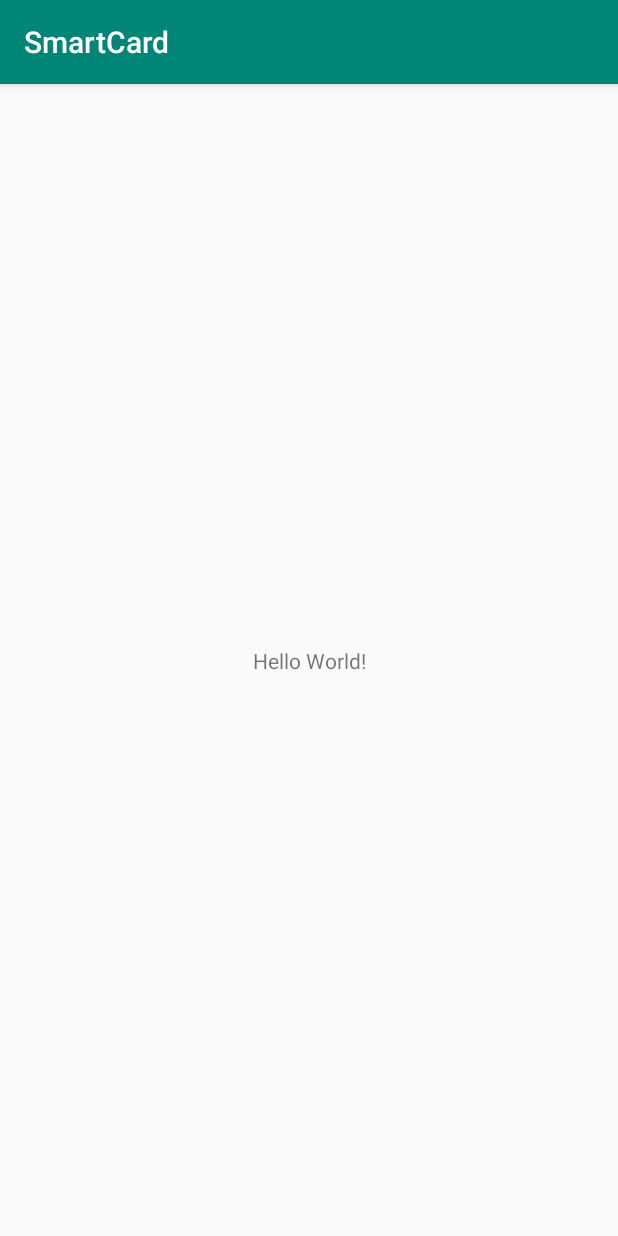
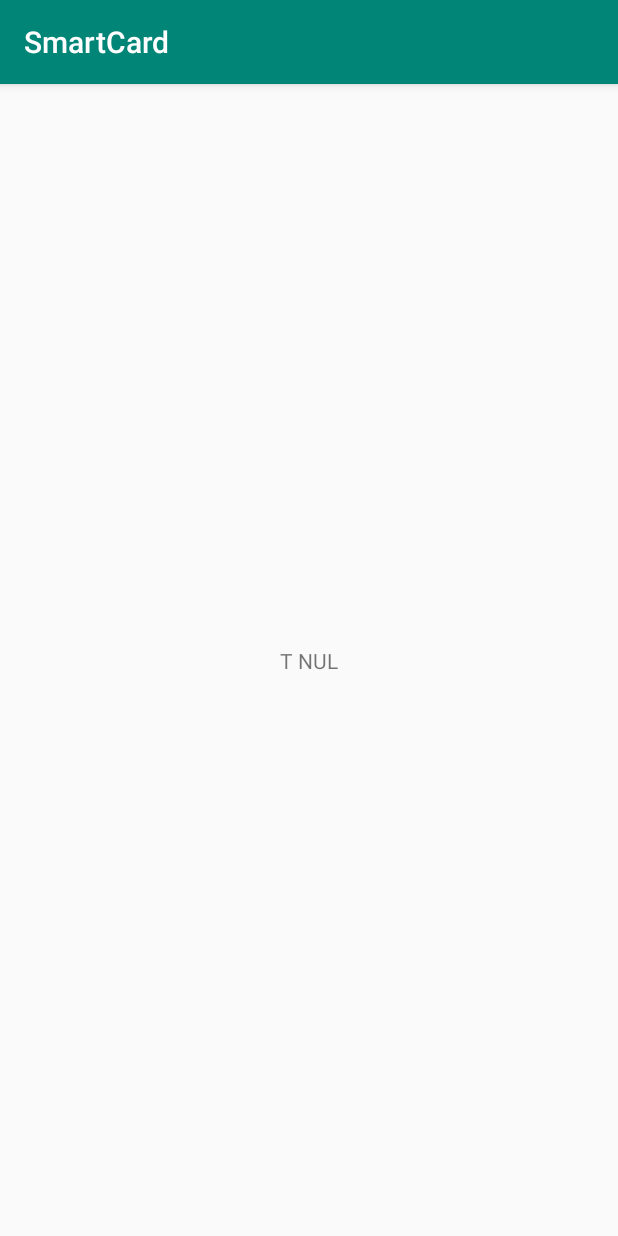
Before and after one commit to Shanoi/SmartCard, an Android app: the screen it shows after launch (MainActivity), on a phone screen of 412 x 824 dp. Run offline under Robolectric (Android 15) with nearby library versions, the phone set to English and light mode, and no system bars.

```diff
--- a/AndroidApp/app/src/main/res/layout/activity_main.xml
+++ b/AndroidApp/app/src/main/res/layout/activity_main.xml
@@ -9,7 +9,7 @@
     <TextView
         android:layout_width="wrap_content"
         android:layout_height="wrap_content"
-        android:text="Hello World!"
+        android:text="T NUL"
         app:layout_constraintBottom_toBottomOf="parent"
         app:layout_constraintLeft_toLeftOf="parent"
         app:layout_constraintRight_toRightOf="parent"
```
